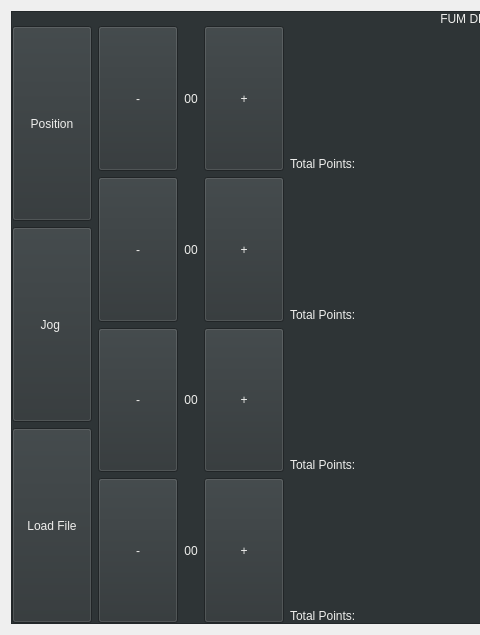
Qt form mainwindow.ui (FUMRobotics/FUMDelta) before a commit; both pictures show x 0 to 480 and y 0 to 635 of the 992 by 635 pixel window.
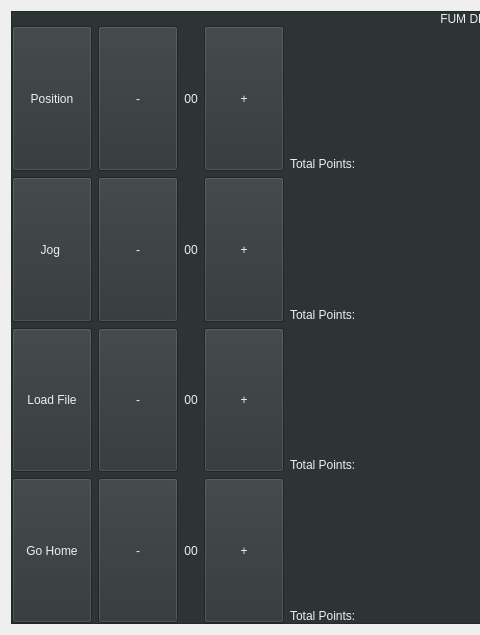
The same form after that commit. Custom widgets are drawn as their Qt base class.

Commit message: *changed layout for go home *go home implementation completed *added buttons and connected

```diff
--- a/mainwindow.ui
+++ b/mainwindow.ui
@@ -108,6 +108,22 @@
                </property>
               </widget>
              </item>
+             <item>
+              <widget class="QPushButton" name="btn_goHome">
+               <property name="sizePolicy">
+                <sizepolicy hsizetype="Fixed" vsizetype="Minimum">
+                 <horstretch>0</horstretch>
+                 <verstretch>0</verstretch>
+                </sizepolicy>
+               </property>
+               <property name="styleSheet">
+                <string notr="true">color:rgb(238, 238, 236)</string>
+               </property>
+               <property name="text">
+                <string>Go Home</string>
+               </property>
+              </widget>
+             </item>
             </layout>
            </item>
            <item>
```
The commit also changes 3 other files.
